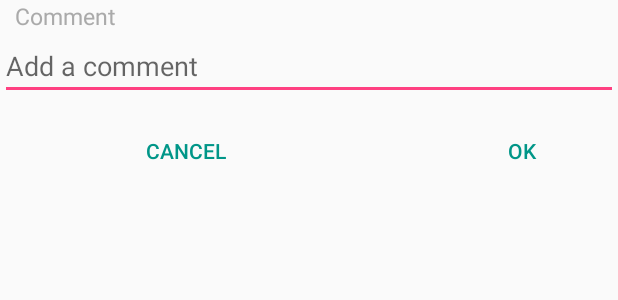
After one commit to Th034S/moodTracker, an Android app: the layout dialog_box_comments.xml on its own in the app's theme, with its tools: preview values and no code run, on a phone screen of 412 x 824 dp. The commit adds this screen. Shown: the top 300 px of the screen. Run offline under Robolectric (Android 15) with nearby library versions, the phone set to English and light mode, and no system bars.

Commit message:
custom dialog box for comments works but only on certains devices and identify a problem with swipe (left to right and right to left permit)

```diff
--- a/app/src/main/res/layout/activity_main.xml
+++ b/app/src/main/res/layout/activity_main.xml
@@ -21,10 +21,6 @@
         android:layout_centerInParent="true"
         android:contentDescription="@string/image_view_happy"
         android:src="@drawable/smiley_happy" />
-
-    <android.support.constraint.ConstraintLayout
-        android:layout_width="match_parent"
-        android:layout_height="match_parent">
 
     <ImageButton
         android:id="@+id/imageButton_comments"
@@ -58,7 +54,6 @@
         app:layout_constraintEnd_toEndOf="parent"
         app:layout_constraintTop_toTopOf="parent"
         app:srcCompat="@drawable/ic_history_black" />
-    </android.support.constraint.ConstraintLayout>
 
 
 </RelativeLayout>
--- /dev/null
+++ b/app/src/main/res/layout/dialog_box_comments.xml
@@ -0,0 +1,50 @@
+<?xml version="1.0" encoding="utf-8"?>
+<LinearLayout xmlns:android="http://schemas.android.com/apk/res/android"
+    android:layout_width="match_parent"
+    android:layout_height="match_parent"
+    android:orientation="vertical">
+
+
+    <TextView
+        android:id="@+id/title_dialog"
+        android:layout_width="wrap_content"
+        android:layout_height="wrap_content"
+        android:text="@string/title_dialog_comment"
+        android:textColor="@android:color/darker_gray"
+        android:layout_marginLeft="10dp"
+        android:textSize="15sp" />
+
+    <EditText
+        android:id="@+id/edit_dialog"
+        android:layout_width="match_parent"
+        android:layout_height="wrap_content"
+        android:hint="@string/hint_dialog_comment" />
+
+    <RelativeLayout
+        android:layout_width="match_parent"
+        android:layout_height="match_parent">
+
+        <Button
+            android:id="@+id/cancel_button_dialog"
+            android:layout_width="wrap_content"
+            android:layout_height="wrap_content"
+            android:layout_marginLeft="80dp"
+            android:layout_marginTop="10dp"
+            android:background="@android:color/transparent"
+            android:text="@string/button_dialog_cancel_comment"
+            android:textColor="#009688" />
+
+        <Button
+            android:id="@+id/ok_button_dialog"
+            android:layout_width="wrap_content"
+            android:layout_height="wrap_content"
+            android:layout_alignParentEnd="true"
+            android:layout_alignParentTop="true"
+            android:layout_marginEnd="20dp"
+            android:layout_marginTop="10dp"
+            android:background="@android:color/transparent"
+            android:text="@string/button_dialog_ok_comment"
+            android:textColor="#009688" />
+    </RelativeLayout>
+
+</LinearLayout>
--- a/app/src/main/res/values/strings.xml
+++ b/app/src/main/res/values/strings.xml
@@ -4,4 +4,8 @@
     <string name="image_view_happy">Smiley image</string>
     <string name="image_view_comments">To add comments</string>
     <string name="image_view_history">To access to the history</string>
+    <string name="title_dialog_comment">Comment</string>
+    <string name="hint_dialog_comment">Add a comment</string>
+    <string name="button_dialog_cancel_comment">Cancel</string>
+    <string name="button_dialog_ok_comment">Ok</string>
 </resources>
```
Also changed, not shown: app/src/main/java/com/thomas/siadous/moodtracker/controller/MainActivity.java (+38 -7 lines), app/src/main/java/com/thomas/siadous/moodtracker/controller/SwipeGestureDetector.java (deleted, +0 -44 lines). Lines whose indentation alone changed are shown as unchanged.
